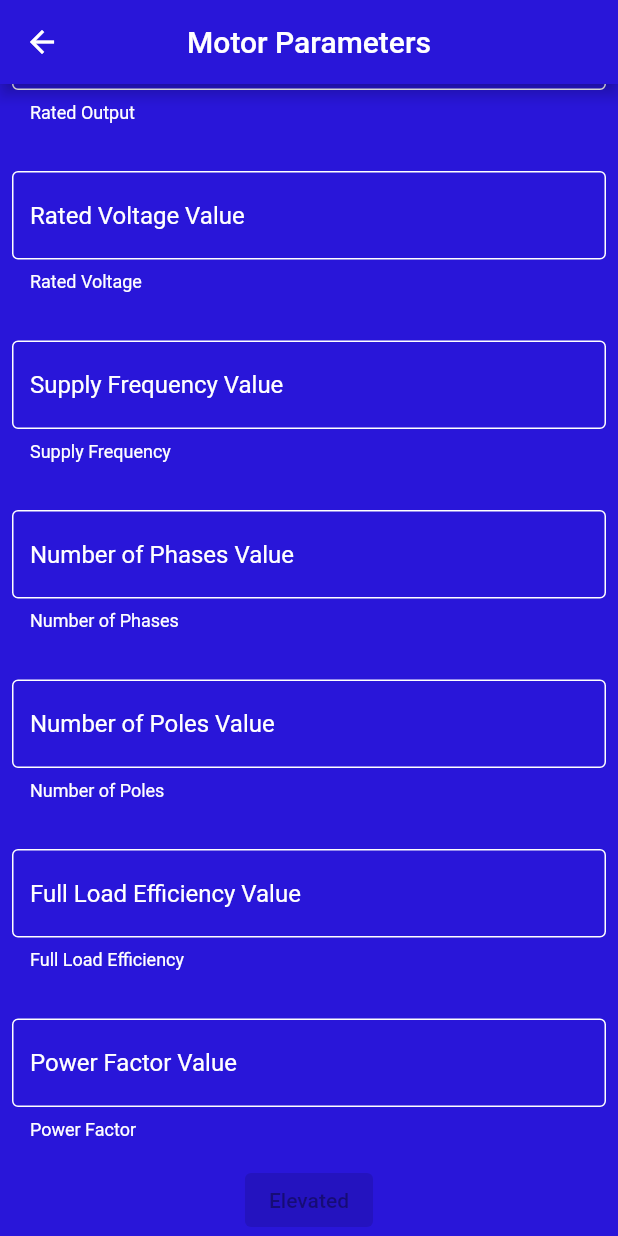
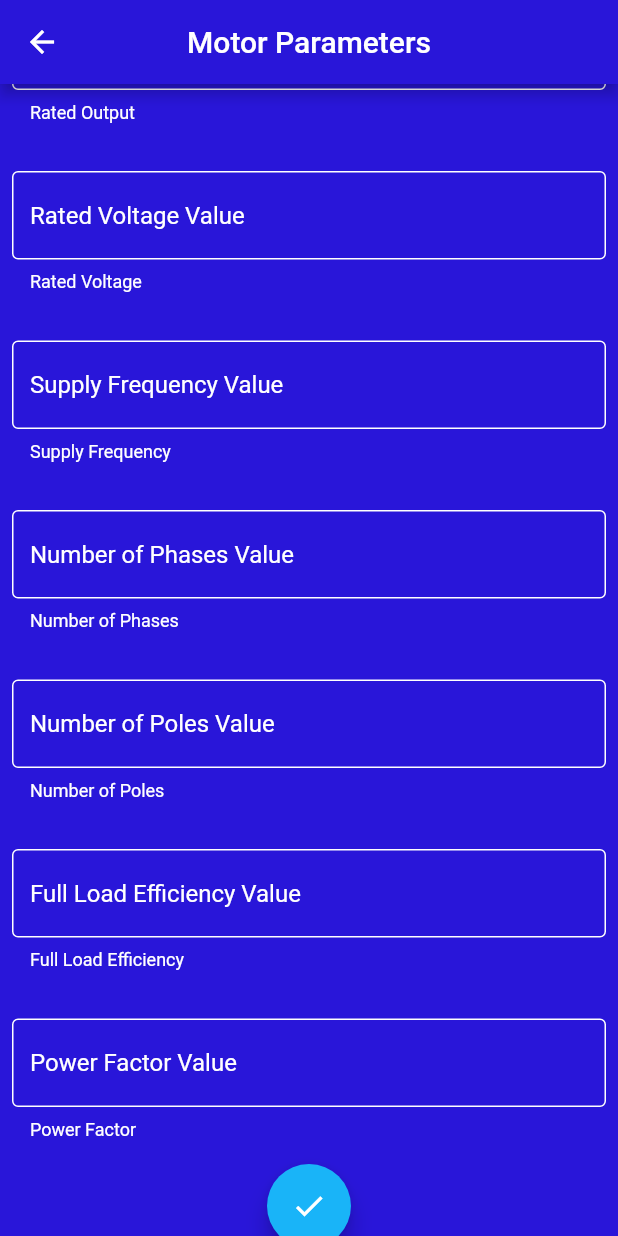
Before and after one commit to Yasin4261/Indiksiyon-motor-uygulamas-, a Flutter app: the MotorParameters screen opened directly, scrolled down 71 dp, on a phone screen of 412 x 824 dp. Run offline on Flutter 3.47's test engine with Material 2 defaults, Android fonts, the light colour scheme and no system bars.

Commit message:
Onay butonu eklendi iki sayfanın tasarımı tamamlandı ve klavye numerik olarak kullanılıyor

```diff
--- a/induksiyon_motor_app/lib/motor_parameters.dart
+++ b/induksiyon_motor_app/lib/motor_parameters.dart
@@ -26,6 +26,7 @@ class _MotorParametersState extends State<MotorParameters> {
                 padding: EdgeInsets.symmetric(horizontal: 8, vertical: 16),
                 child: TextField(
                     controller: null,
+                    keyboardType: TextInputType.number,
                     maxLines: 1,
                     decoration: InputDecoration(
                         enabledBorder: OutlineInputBorder(
@@ -41,6 +42,7 @@ class _MotorParametersState extends State<MotorParameters> {
               Padding(
                 padding: EdgeInsets.symmetric(horizontal: 8, vertical: 16),
                 child: TextField(
+                  keyboardType: TextInputType.number,
                   decoration: InputDecoration(
                       enabledBorder: OutlineInputBorder(
                         borderSide: BorderSide(
@@ -56,6 +58,7 @@ class _MotorParametersState extends State<MotorParameters> {
               Padding(
                 padding: EdgeInsets.symmetric(horizontal: 8, vertical: 16),
                 child: TextField(
+                  keyboardType: TextInputType.number,
                   decoration: InputDecoration(
                       enabledBorder: OutlineInputBorder(
                         borderSide: BorderSide(
@@ -71,6 +74,7 @@ class _MotorParametersState extends State<MotorParameters> {
               Padding(
                 padding: EdgeInsets.symmetric(horizontal: 8, vertical: 16),
                 child: TextField(
+                  keyboardType: TextInputType.number,
                   decoration: InputDecoration(
                       enabledBorder: OutlineInputBorder(
                         borderSide: BorderSide(
@@ -86,6 +90,7 @@ class _MotorParametersState extends State<MotorParameters> {
               Padding(
                 padding: EdgeInsets.symmetric(horizontal: 8, vertical: 16),
                 child: TextField(
+                  keyboardType: TextInputType.number,
                   decoration: InputDecoration(
                       enabledBorder: OutlineInputBorder(
                         borderSide: BorderSide(
@@ -101,6 +106,7 @@ class _MotorParametersState extends State<MotorParameters> {
               Padding(
                 padding: EdgeInsets.symmetric(horizontal: 8, vertical: 16),
                 child: TextField(
+                  keyboardType: TextInputType.number,
                   decoration: InputDecoration(
                       enabledBorder: OutlineInputBorder(
                         borderSide: BorderSide(
@@ -116,6 +122,7 @@ class _MotorParametersState extends State<MotorParameters> {
               Padding(
                 padding: EdgeInsets.symmetric(horizontal: 8, vertical: 16),
                 child: TextField(
+                  keyboardType: TextInputType.number,
                   decoration: InputDecoration(
                       enabledBorder: OutlineInputBorder(
                         borderSide: BorderSide(
@@ -128,13 +135,10 @@ class _MotorParametersState extends State<MotorParameters> {
                       helperStyle: TextStyle(color: Colors.white)),
                 ),
               ),
-              ElevatedButton(
+              FloatingActionButton(
                 onPressed: null,
-                child: const Text('Elevated'),
-                /*style: ButtonStyle(
-                  foregroundColor:
-                      MaterialStateProperty.all(Colors.greenAccent),
-                ),*/
+                backgroundColor: Color(0xff19b4f8),
+                child: const Icon(Icons.check),
               ),
             ],
           ),
```
Also changed, not shown: induksiyon_motor_app/lib/stator_parameters.dart (+71 -1 lines).
